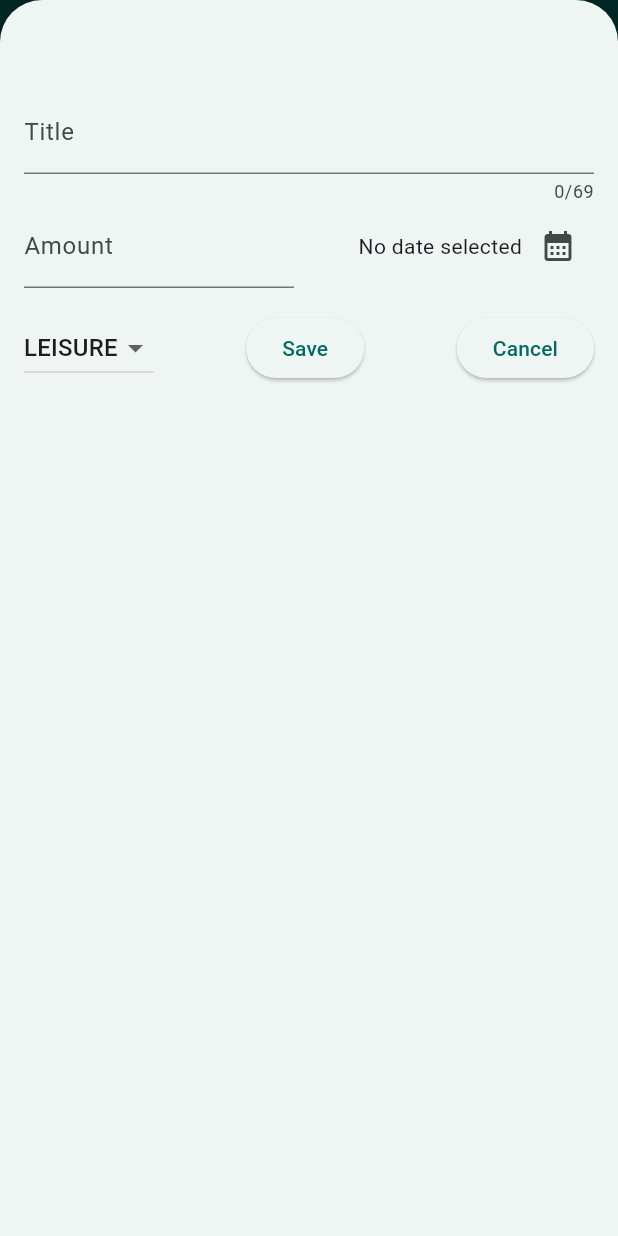
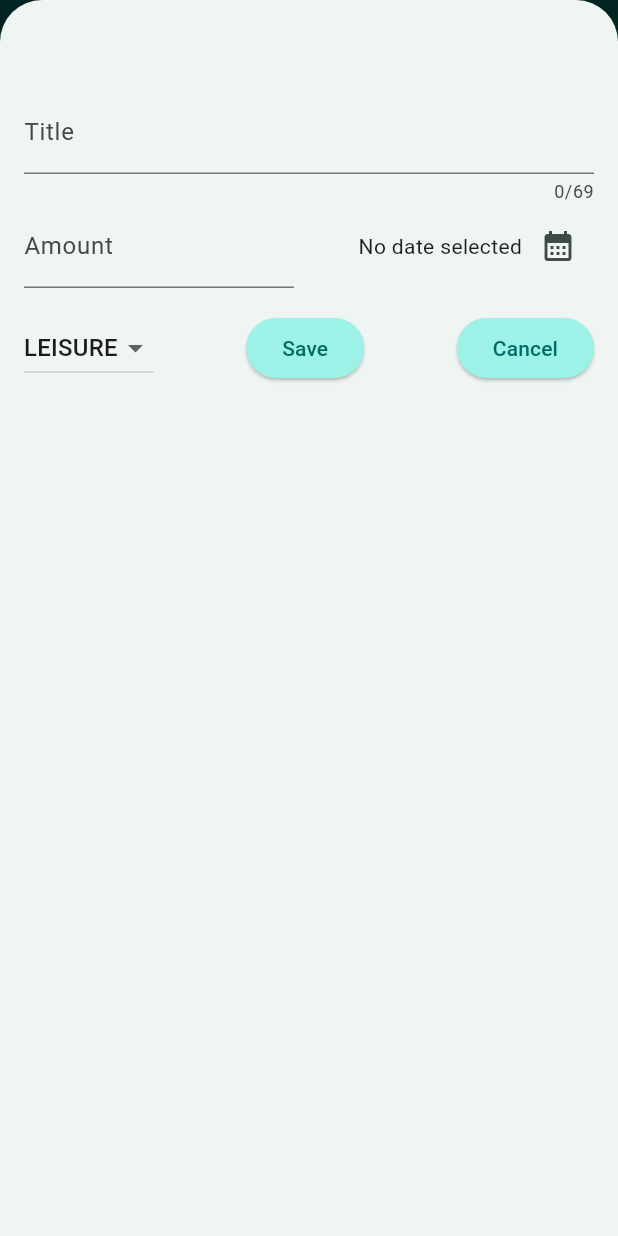
Before and after one commit to XenonIsPrecise/Expense_Tracker, a Flutter app: the screen it shows after launch, after a tap on the "add" icon, on a phone screen of 412 x 824 dp. Run offline on Flutter 3.47's test engine with Material 3 defaults, Android fonts, the phone set to English and light mode, and no system bars.

Commit message:
The core functionality completed, some design remaining, the chart bar is preety clever, i have to give it a second look

```diff
--- a/lib/main.dart
+++ b/lib/main.dart
@@ -5,16 +5,39 @@ var kColorScheme = ColorScheme.fromSeed(
   seedColor: Color.fromARGB(255, 58, 211, 198),
 );
 
+var kDarkColorScheme = ColorScheme.fromSeed(
+  brightness: Brightness.dark,
+  seedColor: const Color.fromARGB(255, 18, 73, 86),
+);
+
 void main() {
   runApp(
     MaterialApp(
+      darkTheme: ThemeData.dark().copyWith(colorScheme: kDarkColorScheme),
       theme: ThemeData().copyWith(
         colorScheme: kColorScheme,
         appBarTheme: AppBarTheme().copyWith(
           backgroundColor: kColorScheme.onPrimaryContainer,
           foregroundColor: kColorScheme.primaryContainer,
         ),
+        cardTheme: CardTheme().copyWith(
+          color: kColorScheme.secondaryContainer,
+          margin: EdgeInsets.symmetric(horizontal: 16, vertical: 8),
+        ),
+        elevatedButtonTheme: ElevatedButtonThemeData(
+          style: ElevatedButton.styleFrom(
+            backgroundColor: kColorScheme.primaryContainer,
+          ),
+        ),
+        textTheme: ThemeData().textTheme.copyWith(
+          titleLarge: TextStyle(
+            fontWeight: FontWeight.bold,
+            color: kColorScheme.onSecondaryContainer,
+            fontSize: 14,
+          ),
+        ),
       ),
+      // themeMode: ThemeMode.system, // default
       home: Expenses(),
     ),
   );
--- a/lib/models/expense.dart
+++ b/lib/models/expense.dart
@@ -1,3 +1,4 @@
+import 'package:expense_tracker/widgets/expenses.dart';
 import 'package:flutter/material.dart';
 import 'package:intl/intl.dart';
 import 'package:uuid/uuid.dart';
@@ -34,3 +35,24 @@ class Expense {
     return formatter.format(date);
   }
 }
+
+class ExpenseBucket {
+  const ExpenseBucket({required this.category, required this.expenses});
+
+  ExpenseBucket.forCategory(List<Expense> allExpenses, this.category)
+    : expenses =
+          allExpenses.where((expense) => expense.category == category).toList();
+
+  final Category category;
+  final List<Expense> expenses;
+
+  double get totalExpenses {
+    double sum = 0;
+
+    for (final expense in expenses) {
+      sum += expense.amount;
+    }
+
+    return sum;
+  }
+}
--- /dev/null
+++ b/lib/widgets/chart/chart.dart
@@ -0,0 +1,94 @@
+import 'package:flutter/material.dart';
+
+import 'package:expense_tracker/widgets/chart/chart_bar.dart';
+import 'package:expense_tracker/models/expense.dart';
+
+class Chart extends StatelessWidget {
+  const Chart({super.key, required this.expenses});
+
+  final List<Expense> expenses;
+
+  List<ExpenseBucket> get buckets {
+    return [
+      ExpenseBucket.forCategory(expenses, Category.food),
+      ExpenseBucket.forCategory(expenses, Category.leisure),
+      ExpenseBucket.forCategory(expenses, Category.travel),
+      ExpenseBucket.forCategory(expenses, Category.work),
+    ];
+  }
+
+  double get maxTotalExpense {
+    double maxTotalExpense = 0;
+
+    for (final bucket in buckets) {
+      if (bucket.totalExpenses > maxTotalExpense) {
+        maxTotalExpense = bucket.totalExpenses;
+      }
+    }
+
+    return maxTotalExpense;
+  }
+
+  @override
+  Widget build(BuildContext context) {
+    final isDarkMode =
+        MediaQuery.of(context).platformBrightness == Brightness.dark;
+    return Container(
+      margin: const EdgeInsets.all(16),
+      padding: const EdgeInsets.symmetric(vertical: 16, horizontal: 8),
+      width: double.infinity,
+      height: 180,
+      decoration: BoxDecoration(
+        borderRadius: BorderRadius.circular(8),
+        gradient: LinearGradient(
+          colors: [
+            Theme.of(context).colorScheme.primary.withOpacity(0.3),
+            Theme.of(context).colorScheme.primary.withOpacity(0.0),
+          ],
+          begin: Alignment.bottomCenter,
+          end: Alignment.topCenter,
+        ),
+      ),
+      child: Column(
+        children: [
+          Expanded(
+            child: Row(
+              crossAxisAlignment: CrossAxisAlignment.end,
+              children: [
+                for (final bucket in buckets) // alternative to map()
+                  ChartBar(
+                    fill:
+                        bucket.totalExpenses == 0
+                            ? 0
+                            : bucket.totalExpenses / maxTotalExpense,
+                  ),
+              ],
+            ),
+          ),
+          const SizedBox(height: 12),
+          Row(
+            children:
+                buckets
+                    .map(
+                      (bucket) => Expanded(
+                        child: Padding(
+                          padding: const EdgeInsets.symmetric(horizontal: 4),
+                          child: Icon(
+                            CategoryIcons[bucket.category],
+                            color:
+                                isDarkMode
+                                    ? Theme.of(context).colorScheme.secondary
+                                    : Theme.of(
+                                      context,
+                                    ).colorScheme.primary.withOpacity(0.7),
+                          ),
+                        ),
+                      ),
+                    )
+                    .toList(),
+          ),
+        ],
+      ),
+    );
+  }
+}
--- /dev/null
+++ b/lib/widgets/chart/chart_bar.dart
@@ -0,0 +1,33 @@
+import 'package:flutter/material.dart';
+
+class ChartBar extends StatelessWidget {
+  const ChartBar({super.key, required this.fill});
+
+  final double fill;
+
+  @override
+  Widget build(BuildContext context) {
+    final isDarkMode =
+        MediaQuery.of(context).platformBrightness == Brightness.dark;
+    return Expanded(
+      child: Padding(
+        padding: const EdgeInsets.symmetric(horizontal: 4),
+        child: FractionallySizedBox(
+          heightFactor: fill,
+          child: DecoratedBox(
+            decoration: BoxDecoration(
+              shape: BoxShape.rectangle,
+              borderRadius: const BorderRadius.vertical(
+                top: Radius.circular(8),
+              ),
+              color:
+                  isDarkMode
+                      ? Theme.of(context).colorScheme.secondary
+                      : Theme.of(context).colorScheme.primary.withOpacity(0.65),
+            ),
+          ),
+        ),
+      ),
+    );
+  }
+}
--- a/lib/widgets/expenses.dart
+++ b/lib/widgets/expenses.dart
@@ -1,3 +1,4 @@
+import 'package:expense_tracker/widgets/chart/chart.dart';
 import 'package:expense_tracker/widgets/expenses_list/expenses_list.dart';
 import 'package:expense_tracker/models/expense.dart';
 import 'package:expense_tracker/widgets/new_expense.dart';
@@ -80,7 +81,12 @@ class _ExpensesState extends State<Expenses> {
           IconButton(onPressed: _openAddExpenseOverlay, icon: Icon(Icons.add)),
         ],
       ),
-      body: Column(children: [Text("The Chart"), Expanded(child: mainContent)]),
+      body: Column(
+        children: [
+          Chart(expenses: _registeredExpenses),
+          Expanded(child: mainContent),
+        ],
+      ),
     );
   }
 }
--- a/lib/widgets/expenses_list/expense_item.dart
+++ b/lib/widgets/expenses_list/expense_item.dart
@@ -12,8 +12,9 @@ class ExpenseItem extends StatelessWidget {
       child: Padding(
         padding: const EdgeInsets.symmetric(horizontal: 20, vertical: 16),
         child: Column(
+          crossAxisAlignment: CrossAxisAlignment.start,
           children: [
-            Text(expense.title),
+            Text(expense.title, style: Theme.of(context).textTheme.titleLarge),
             const SizedBox(height: 4),
             Row(
               children: [
--- a/lib/widgets/expenses_list/expenses_list.dart
+++ b/lib/widgets/expenses_list/expenses_list.dart
@@ -18,6 +18,10 @@ class ExpensesList extends StatelessWidget {
       itemCount: expenses.length,
       itemBuilder:
           (ctx, index) => Dismissible(
+            background: Container(
+              color: Theme.of(context).colorScheme.error,
+              margin: EdgeInsets.all(12),
+            ),
             key: ValueKey(expenses[index]),
             onDismissed: (direction) {
               onRemoveExpense(expenses[index]);
```
